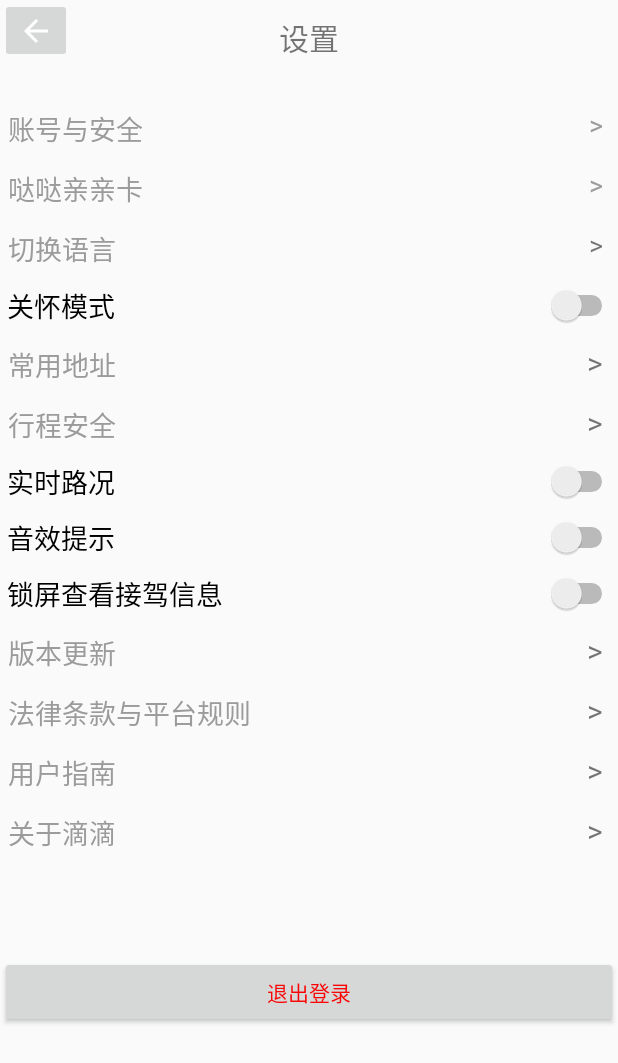
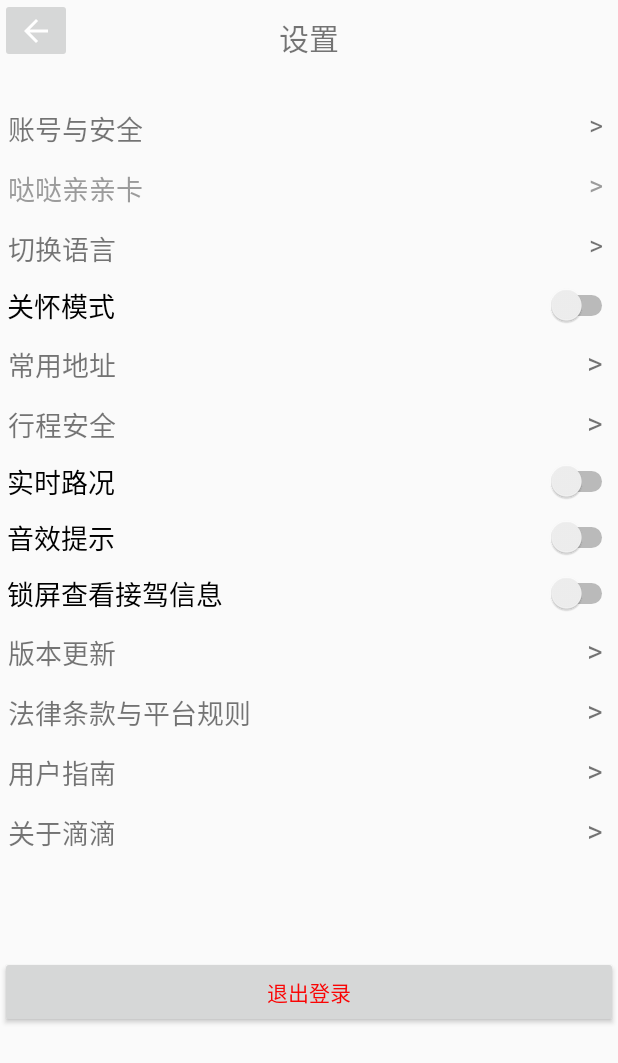
Before and after one commit to JoeJRW/DaDaTraffic, an Android app: the layout activity_setting.xml on its own in the app's theme, with its tools: preview values and no code run, on a phone screen of 412 x 824 dp. Shown: the top 1063 px of the screen. Run offline under Robolectric (Android 15) with nearby library versions, the phone set to English and light mode, and no system bars.

Commit message:
debug version3 20200724

```diff
--- a/app/src/main/AndroidManifest.xml
+++ b/app/src/main/AndroidManifest.xml
@@ -40,7 +40,7 @@
 
     <application
         android:allowBackup="true"
-        android:icon="@mipmap/ic_launcher"
+        android:icon="@mipmap/app_icon"
         android:label="@string/app_name"
         android:networkSecurityConfig="@xml/network_security_config"
         android:roundIcon="@mipmap/ic_launcher_round"
--- a/app/src/main/java/com/whu/dadatraffic/Activity/AddressActivity.java
+++ b/app/src/main/java/com/whu/dadatraffic/Activity/AddressActivity.java
@@ -24,6 +24,7 @@ import com.baidu.mapapi.search.sug.SuggestionSearchOption;
 import com.whu.dadatraffic.Adapter.AutoEditTextAdapter;
 import com.whu.dadatraffic.MainActivity;
 import com.whu.dadatraffic.R;
+import com.whu.dadatraffic.Service.UserService;
 
 import java.util.ArrayList;
 import java.util.List;
@@ -78,7 +79,7 @@ public class AddressActivity extends AppCompatActivity {
                     home=addressInput.getText().toString();
                     homeAddress.setText("      家："+home);
                     //TODO 将home存到数据库中
-
+                    new UserService().addAddress(home);
                     addressPlace.setVisibility(View.INVISIBLE);
                     addressInput.setVisibility(View.INVISIBLE);
                     isShowOrNot1  = false;
@@ -105,7 +106,7 @@ public class AddressActivity extends AppCompatActivity {
                     workplace=addressInput.getText().toString();
                     workAddress.setText("      公司："+workplace);
                     //TODO 将workplace存到数据库中
-
+                    new UserService().addAddress(workplace);
                     addressPlace.setVisibility(View.INVISIBLE);
                     addressInput.setVisibility(View.INVISIBLE);
                     isShowOrNot2  = false;
--- a/app/src/main/java/com/whu/dadatraffic/Activity/RouteActivity.java
+++ b/app/src/main/java/com/whu/dadatraffic/Activity/RouteActivity.java
@@ -157,6 +157,8 @@ public class RouteActivity extends AppCompatActivity{
                             if(state.equals("prepare")){
                                 //测试
                                 //OrderService.curOrder.setPrice("20.5");
+                                double p = price.doubleValue();
+                                orderService.payOrder(p);
                                 timer.cancel();
                                 gotoOrderMake();
                             }
@@ -174,8 +176,6 @@ public class RouteActivity extends AppCompatActivity{
                 }
 
                 //TODO 将价格price写进数据库
-                double p = price.doubleValue();
-                orderService.payOrder(p);
                 //TODO 代码异常等待修改
 
             }
--- a/app/src/main/java/com/whu/dadatraffic/Activity/WalletActivity.java
+++ b/app/src/main/java/com/whu/dadatraffic/Activity/WalletActivity.java
@@ -114,4 +114,7 @@ public class WalletActivity extends AppCompatActivity {
         TextView ticketTv = (TextView)findViewById(R.id.wticketCount);
         ticketTv.setText(TicketService.ticketList.size()+"张");
     }
+
+    public void onClick(View view) {
+    }
 }
--- a/app/src/main/java/com/whu/dadatraffic/MainActivity.java
+++ b/app/src/main/java/com/whu/dadatraffic/MainActivity.java
@@ -140,6 +140,9 @@ public class MainActivity extends AppCompatActivity {
         drawerLayout = findViewById(R.id.drawer_layout);
         et_departure = (AutoCompleteTextView) findViewById(R.id.et_departure);
         et_destination = (AutoCompleteTextView) findViewById(R.id.et_destination);
+        if(UserService.curUser.getCommonAddress()!= "" || UserService.curUser.getCommonAddress() != null){
+            et_destination.setText(UserService.curUser.getCommonAddress());
+        }
         btn_travel = (Button) findViewById(R.id.btn_travel);
         btn_loc = findViewById(R.id.loc_btn);
         btn_loc.setOnClickListener(new View.OnClickListener() {
--- a/app/src/main/java/com/whu/dadatraffic/Service/UserService.java
+++ b/app/src/main/java/com/whu/dadatraffic/Service/UserService.java
@@ -50,8 +50,6 @@ public class UserService {
      * @param driverPhone 投诉的司机手机号
      * @param  content 投诉内容
      */
-
-
     public void complain(String driverPhone,String content){
         String complainUrlStr = DBConstent.URL_Complain+"?driverphone="+driverPhone+"&content="+content;
         new UserAsyncTask().execute(complainUrlStr,"complain");
@@ -63,7 +61,7 @@ public class UserService {
      * @param commonAddress 用户的常用地址
      */
     public void addAddress(String commonAddress){
-        String addUrlStr = DBConstent.URL_ChangeUserInfo+"?type=changeaddress&address="+commonAddress;
+        String addUrlStr = DBConstent.URL_ChangeUserInfo+"?type=changeaddress&address="+commonAddress+"&phonenumber="+curUser.getPhoneNumber();
         new UserAsyncTask().execute(addUrlStr,"changeaddress");
     }
 
@@ -267,6 +265,7 @@ public class UserService {
                     String info[]=response.toString().split(";");
                     curUser.setName(info[0]);
                     curUser.setCredit(Integer.parseInt(info[1]));
+                    curUser.setCommonAddress(info[2]);
                 }
             }
 
--- a/app/src/main/res/layout/activity_orderend.xml
+++ b/app/src/main/res/layout/activity_orderend.xml
@@ -189,8 +189,8 @@
             android:id="@+id/end_tousu_button"
             android:layout_width="68dp"
             android:layout_height="48dp"
-            android:layout_marginEnd="3dp"
-            android:layout_marginRight="3dp"
+            android:layout_marginEnd="28dp"
+            android:layout_marginRight="28dp"
             android:background="#FFFFFF"
             android:text="投诉"
             android:textAppearance="@style/TextAppearance.AppCompat.Medium"
--- a/app/src/main/res/layout/activity_orderpay.xml
+++ b/app/src/main/res/layout/activity_orderpay.xml
@@ -21,8 +21,8 @@
             android:layout_width="68dp"
             android:layout_height="48dp"
             android:layout_marginTop="36dp"
-            android:layout_marginEnd="16dp"
-            android:layout_marginRight="16dp"
+            android:layout_marginEnd="40dp"
+            android:layout_marginRight="40dp"
             android:background="#FFFFFF"
             android:text="投诉"
             android:textAppearance="@style/TextAppearance.AppCompat.Medium"
--- a/app/src/main/res/layout/activity_setting.xml
+++ b/app/src/main/res/layout/activity_setting.xml
@@ -48,7 +48,6 @@
             android:layout_centerVertical="true"
             android:layout_marginLeft="0sp"
             android:text="账号与安全"
-            android:textColor="#9b9b9b"
             android:textSize="18sp" />
 
         <TextView
@@ -60,7 +59,6 @@
             android:layout_marginEnd="10dp"
             android:layout_marginRight="10dp"
             android:text=">"
-            android:textColor="#9b9b9b"
             android:textSize="18sp" />
     </RelativeLayout>
 
@@ -118,7 +116,6 @@
             android:layout_centerVertical="true"
             android:layout_marginLeft="0sp"
             android:text="切换语言"
-            android:textColor="#9b9b9b"
             android:textSize="18sp" />
 
         <TextView
@@ -165,7 +162,6 @@
             android:layout_centerVertical="true"
             android:layout_marginLeft="0sp"
             android:text="常用地址"
-            android:textColor="#9b9b9b"
             android:textSize="18sp" />
 
         <TextView
@@ -199,7 +195,6 @@
             android:layout_centerVertical="true"
             android:layout_marginLeft="0sp"
             android:text="行程安全"
-            android:textColor="#9b9b9b"
             android:textSize="18sp" />
 
         <TextView
@@ -269,7 +264,6 @@
             android:layout_centerVertical="true"
             android:layout_marginLeft="0sp"
             android:text="版本更新"
-            android:textColor="#9b9b9b"
             android:textSize="18sp" />
 
         <TextView
@@ -303,7 +297,6 @@
             android:layout_centerVertical="true"
             android:layout_marginLeft="0sp"
             android:text="法律条款与平台规则"
-            android:textColor="#9b9b9b"
             android:textSize="18sp" />
 
         <TextView
@@ -337,7 +330,6 @@
             android:layout_centerVertical="true"
             android:layout_marginLeft="0sp"
             android:text="用户指南"
-            android:textColor="#9b9b9b"
             android:textSize="18sp" />
 
         <TextView
@@ -371,7 +363,6 @@
             android:layout_centerVertical="true"
             android:layout_marginLeft="0sp"
             android:text="关于滴滴"
-            android:textColor="#9b9b9b"
             android:textSize="18sp" />
 
         <TextView
--- a/app/src/main/res/layout/activity_splash.xml
+++ b/app/src/main/res/layout/activity_splash.xml
@@ -16,7 +16,7 @@
 
     <ImageView
         android:layout_marginTop="20sp"
-        android:src="@mipmap/ic_launcher"
+        android:src="@mipmap/app_icon"
         android:layout_width="150sp"
         android:layout_height="150sp"/>
 
```
Also changed, not shown: app/src/main/java/com/whu/dadatraffic/Service/TicketService.java (+2 -7 lines), app/src/main/res/mipmap-anydpi-v26/app_icon.png (added).
